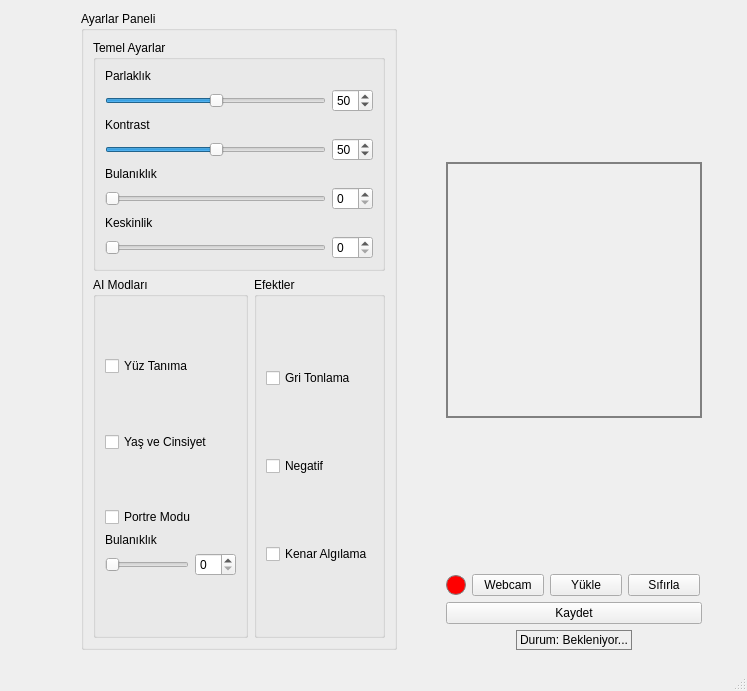
This is qtGUI.ui in ChaseTheCrim/PhotoMagic as Qt 5 draws it before an edit. The edited form follows.
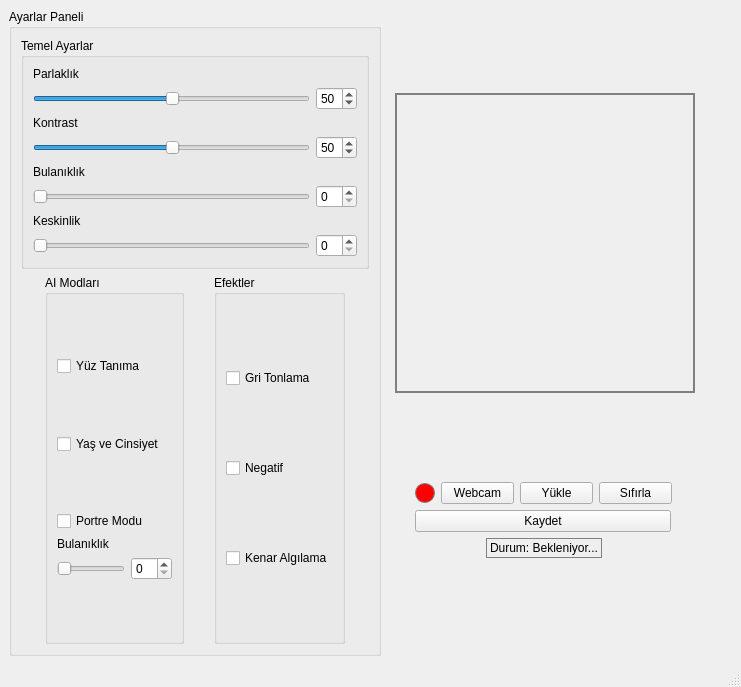
This is the edited form.

Diff of the .ui file:
```diff
--- a/qtGUI.ui
+++ b/qtGUI.ui
@@ -6,8 +6,8 @@
    <rect>
     <x>0</x>
     <y>0</y>
-    <width>747</width>
-    <height>691</height>
+    <width>741</width>
+    <height>687</height>
    </rect>
   </property>
   <property name="windowTitle">
@@ -17,16 +17,7 @@
    <string notr="true"/>
   </property>
   <widget class="QWidget" name="centralwidget">
-   <widget class="QWidget" name="">
-    <property name="geometry">
-     <rect>
-      <x>81</x>
-      <y>11</y>
-      <width>621</width>
-      <height>639</height>
-     </rect>
-    </property>
-    <layout class="QHBoxLayout" name="horizontalLayout_9">
+   <layout class="QHBoxLayout" name="horizontalLayout_10">
      <item>
       <layout class="QHBoxLayout" name="horizontalLayout_15">
        <item>
@@ -167,6 +158,19 @@
           </item>
           <item>
            <layout class="QHBoxLayout" name="horizontalLayout_7">
+           <item>
+            <spacer name="horizontalSpacer_7">
+             <property name="orientation">
+              <enum>Qt::Orientation::Horizontal</enum>
+             </property>
+             <property name="sizeHint" stdset="0">
+              <size>
+               <width>40</width>
+               <height>20</height>
+              </size>
+             </property>
+            </spacer>
+           </item>
             <item>
              <widget class="QGroupBox" name="AI_box">
               <property name="title">
@@ -278,6 +282,19 @@
               </layout>
              </widget>
             </item>
+           <item>
+            <spacer name="horizontalSpacer_5">
+             <property name="orientation">
+              <enum>Qt::Orientation::Horizontal</enum>
+             </property>
+             <property name="sizeHint" stdset="0">
+              <size>
+               <width>40</width>
+               <height>20</height>
+              </size>
+             </property>
+            </spacer>
+           </item>
             <item>
              <widget class="QGroupBox" name="effect_box">
               <property name="title">
@@ -364,6 +381,19 @@
               </layout>
              </widget>
             </item>
+           <item>
+            <spacer name="horizontalSpacer_6">
+             <property name="orientation">
+              <enum>Qt::Orientation::Horizontal</enum>
+             </property>
+             <property name="sizeHint" stdset="0">
+              <size>
+               <width>40</width>
+               <height>20</height>
+              </size>
+             </property>
+            </spacer>
+           </item>
            </layout>
           </item>
          </layout>
@@ -371,6 +401,8 @@
        </item>
       </layout>
      </item>
+    <item>
+     <layout class="QHBoxLayout" name="horizontalLayout_9">
      <item>
       <spacer name="horizontalSpacer">
        <property name="orientation">
@@ -403,14 +435,14 @@
         <widget class="QLabel" name="lbl_video">
          <property name="minimumSize">
           <size>
-           <width>256</width>
-           <height>256</height>
+            <width>300</width>
+            <height>300</height>
           </size>
          </property>
          <property name="maximumSize">
           <size>
-           <width>256</width>
-           <height>256</height>
+            <width>300</width>
+            <height>300</height>
           </size>
          </property>
          <property name="autoFillBackground">
@@ -444,7 +476,26 @@
         </spacer>
        </item>
        <item>
+         <widget class="QWidget" name="widget" native="true">
+          <property name="minimumSize">
+           <size>
+            <width>300</width>
+            <height>90</height>
+           </size>
+          </property>
+          <widget class="QWidget" name="layoutWidget">
+           <property name="geometry">
+            <rect>
+             <x>20</x>
+             <y>0</y>
+             <width>263</width>
+             <height>88</height>
+            </rect>
+           </property>
         <layout class="QVBoxLayout" name="verticalLayout_15">
+            <property name="sizeConstraint">
+             <enum>QLayout::SizeConstraint::SetFixedSize</enum>
+            </property>
          <item>
           <layout class="QVBoxLayout" name="verticalLayout_12">
            <item>
@@ -480,13 +531,13 @@
               <widget class="QPushButton" name="btn_webcam">
                <property name="minimumSize">
                 <size>
-                 <width>72</width>
+                    <width>73</width>
                  <height>0</height>
                 </size>
                </property>
                <property name="maximumSize">
                 <size>
-                 <width>72</width>
+                    <width>73</width>
                  <height>16777215</height>
                 </size>
                </property>
@@ -499,13 +550,13 @@
               <widget class="QPushButton" name="btn_photo">
                <property name="minimumSize">
                 <size>
-                 <width>72</width>
+                    <width>73</width>
                  <height>0</height>
                 </size>
                </property>
                <property name="maximumSize">
                 <size>
-                 <width>72</width>
+                    <width>73</width>
                  <height>16777215</height>
                 </size>
                </property>
@@ -518,13 +569,13 @@
               <widget class="QPushButton" name="btn_reset">
                <property name="minimumSize">
                 <size>
-                 <width>72</width>
+                    <width>73</width>
                  <height>0</height>
                 </size>
                </property>
                <property name="maximumSize">
                 <size>
-                 <width>72</width>
+                    <width>73</width>
                  <height>16777215</height>
                 </size>
                </property>
@@ -597,11 +648,40 @@
           </layout>
          </item>
         </layout>
-       </item>
-      </layout>
-     </item>
-    </layout>
-   </widget>
+          </widget>
+         </widget>
+        </item>
+        <item>
+         <spacer name="verticalSpacer_3">
+          <property name="orientation">
+           <enum>Qt::Orientation::Vertical</enum>
+          </property>
+          <property name="sizeHint" stdset="0">
+           <size>
+            <width>20</width>
+            <height>40</height>
+           </size>
+          </property>
+         </spacer>
+        </item>
+       </layout>
+      </item>
+      <item>
+       <spacer name="horizontalSpacer_2">
+        <property name="orientation">
+         <enum>Qt::Orientation::Horizontal</enum>
+        </property>
+        <property name="sizeHint" stdset="0">
+         <size>
+          <width>68</width>
+          <height>17</height>
+         </size>
+        </property>
+       </spacer>
+      </item>
+     </layout>
+    </item>
+   </layout>
   </widget>
   <widget class="QMenuBar" name="menubar">
    <property name="geometry">
```
Left out of the diff: 4 changed lines with no effect on the pictures. Lines whose indentation alone changed are shown as unchanged.
